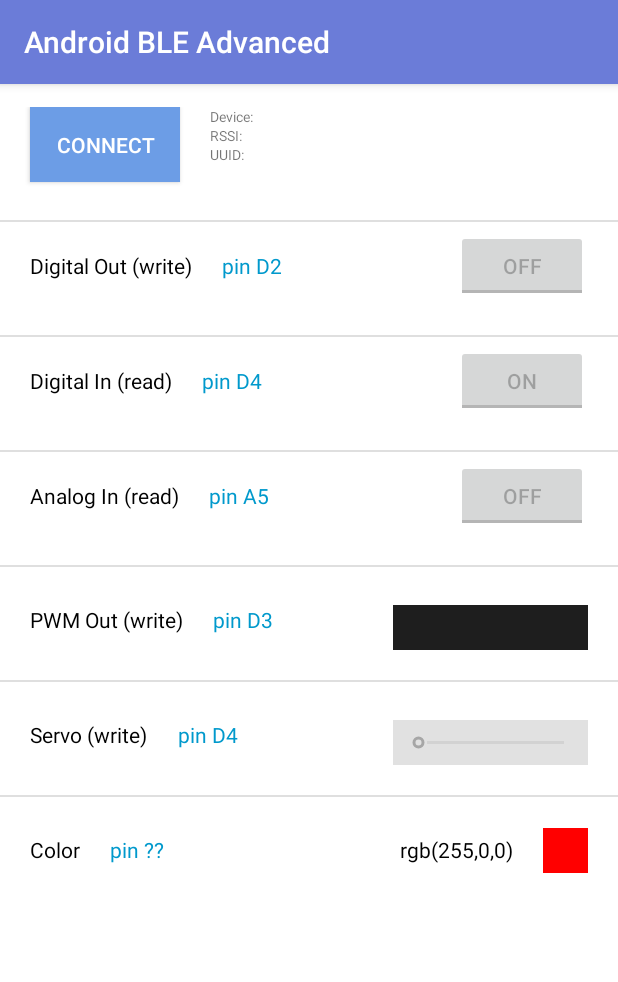
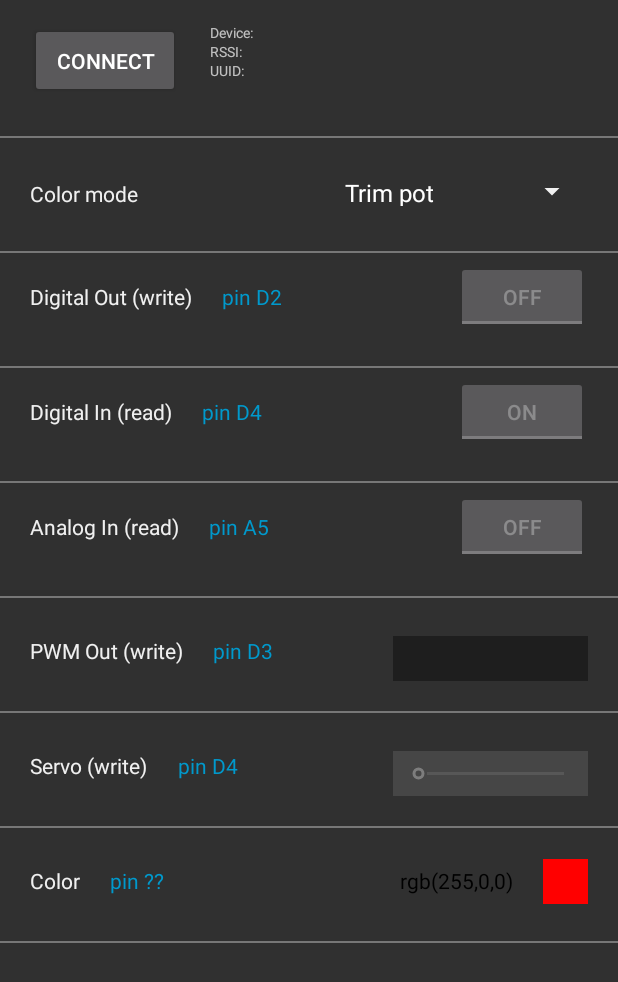
Before and after one commit to timsawyer/ubicomp, an Android app: the MainActivity screen opened directly, with no data from a screen before it, on a phone screen of 412 x 824 dp. Shown: the top 982 px of the screen. Run offline under Robolectric (Android 15) with nearby library versions, the phone set to English and light mode, and no system bars; libraries missing offline, so code that uses them is left out: com.skydoves.colorpickerpreference; 11 statements that could not run were skipped.

Commit message:
color mode setup

```diff
--- a/InteractiveNightLight/AndroidBLEAdvanced/app/src/main/AndroidManifest.xml
+++ b/InteractiveNightLight/AndroidBLEAdvanced/app/src/main/AndroidManifest.xml
@@ -18,7 +18,7 @@
         android:label="Android BLE Advanced"
         android:roundIcon="@mipmap/ic_launcher_round"
         android:supportsRtl="true"
-        android:theme="@style/AppTheme">
+        android:theme="@style/Theme.AppCompat.NoActionBar">
         <activity android:name="com.example.lianghe.android_ble_advanced.MainActivity">
             <intent-filter>
                 <action android:name="android.intent.action.MAIN" />
--- a/InteractiveNightLight/AndroidBLEAdvanced/app/src/main/java/com/example/lianghe/android_ble_advanced/MainActivity.java
+++ b/InteractiveNightLight/AndroidBLEAdvanced/app/src/main/java/com/example/lianghe/android_ble_advanced/MainActivity.java
@@ -29,10 +29,13 @@ import android.os.Bundle;
 import android.util.Log;
 import android.view.Gravity;
 import android.view.View;
+import android.widget.AdapterView;
+import android.widget.ArrayAdapter;
 import android.widget.Button;
 import android.widget.CompoundButton;
 import android.widget.LinearLayout;
 import android.widget.SeekBar;
+import android.widget.Spinner;
 import android.widget.TextView;
 import android.widget.Toast;
 import android.widget.ToggleButton;
@@ -50,6 +53,16 @@ import java.util.Locale;
 import java.util.Timer;
 import java.util.TimerTask;
 
+
+/**
+ * TODOs:
+ * 1. Handle switching different color modes
+ * 2. Hook up accelerometer, map axi to rgb and send bluetooth messages
+ * 3. Synchronize color wheel with whatever color is selected by trim pot or by accelerometer
+ * 4. adjust UI to get rid of unused buttons. Rename brightness button
+ * 5. Add other rgb led's
+ * 6. build enclosure
+ */
 public class MainActivity extends AppCompatActivity {
 
     private AlertDialog alertDialog;
@@ -479,9 +492,35 @@ public class MainActivity extends AppCompatActivity {
                 RBLService.class);
         bindService(gattServiceIntent, mServiceConnection, BIND_AUTO_CREATE);
 
+        /**
+         * Color mode spinner setup
+         */
+        Spinner spinner = (Spinner) findViewById(R.id.colorModeSpinner);
+
+        ArrayAdapter<CharSequence> adapter = ArrayAdapter.createFromResource(this,
+                R.array.color_modes, android.R.layout.simple_spinner_item);
+
+        adapter.setDropDownViewResource(android.R.layout.simple_spinner_dropdown_item);
+        spinner.setAdapter(adapter);
+
+        spinner.setOnItemSelectedListener(new AdapterView.OnItemSelectedListener() {
+            @Override
+            public void onItemSelected(AdapterView<?> parent, View view,
+                                       int pos, long id) {
+                Object selectedMode = parent.getItemAtPosition(pos);
+                System.out.println(selectedMode.toString());
+            }
+
+            @Override
+            public void onNothingSelected(AdapterView<?> parent) {
+                // Another interface callback
+            }
+        });
 
 
-        // colorpicker dialog setup
+        /**
+         * Color wheel setup
+         */
         ColorPickerDialog.Builder builder = new ColorPickerDialog.Builder(this, AlertDialog.THEME_DEVICE_DEFAULT_DARK);
         builder.setTitle("ColorPicker Dialog");
         builder.setPreferenceName("MyColorPickerDialog");
--- a/InteractiveNightLight/AndroidBLEAdvanced/app/src/main/res/layout/activity_main.xml
+++ b/InteractiveNightLight/AndroidBLEAdvanced/app/src/main/res/layout/activity_main.xml
@@ -4,7 +4,6 @@
     xmlns:tools="http://schemas.android.com/tools"
     android:layout_width="fill_parent"
     android:layout_height="fill_parent"
-    android:background="#FFF"
     android:orientation="vertical"
     tools:context="com.example.lianghe.android_ble_advanced.MainActivity">
 
@@ -27,7 +26,6 @@
                 android:layout_centerHorizontal="true"
                 android:layout_marginLeft="20dp"
                 android:width="100dp"
-                android:background="#6c9de6"
                 android:text="CONNECT"
                 android:textColor="#fff" />
 
@@ -50,16 +48,16 @@
                     <TextView
                         android:layout_width="wrap_content"
                         android:layout_height="wrap_content"
-                        android:textSize="9dp"
-                        android:text="Device:" />
+                        android:text="Device:"
+                        android:textSize="9dp" />
 
                     <TextView
                         android:id="@+id/deviceName"
                         android:layout_width="match_parent"
                         android:layout_height="wrap_content"
                         android:layout_marginLeft="5dp"
-                        android:textSize="9dp"
-                        android:text="" />
+                        android:text=""
+                        android:textSize="9dp" />
                 </LinearLayout>
 
                 <LinearLayout
@@ -73,16 +71,16 @@
                     <TextView
                         android:layout_width="wrap_content"
                         android:layout_height="wrap_content"
-                        android:textSize="9dp"
-                        android:text="RSSI:" />
+                        android:text="RSSI:"
+                        android:textSize="9dp" />
 
                     <TextView
                         android:id="@+id/rssiValue"
                         android:layout_width="match_parent"
                         android:layout_height="wrap_content"
                         android:layout_marginLeft="5dp"
-                        android:textSize="9dp"
-                        android:text="" />
+                        android:text=""
+                        android:textSize="9dp" />
                 </LinearLayout>
 
                 <LinearLayout
@@ -96,16 +94,16 @@
                     <TextView
                         android:layout_width="wrap_content"
                         android:layout_height="wrap_content"
-                        android:textSize="9dp"
-                        android:text="UUID:" />
+                        android:text="UUID:"
+                        android:textSize="9dp" />
 
                     <TextView
                         android:id="@+id/uuidValue"
                         android:layout_width="match_parent"
                         android:layout_height="wrap_content"
                         android:layout_marginLeft="5dp"
-                        android:textSize="9dp"
-                        android:text="" />
+                        android:text=""
+                        android:textSize="9dp" />
                 </LinearLayout>
 
             </LinearLayout>
@@ -117,11 +115,52 @@
         android:layout_height="1dp"
         android:layout_marginBottom="5dp"
         android:layout_marginTop="10dp"
-        android:background="#dfdfdf" />
+        android:background="#777777" />
 
     <LinearLayout
         android:layout_width="match_parent"
         android:layout_height="60dp"
+        android:gravity="center_vertical"
+        android:orientation="horizontal"
+        android:padding="20dp">
+
+        <LinearLayout
+            android:layout_width="match_parent"
+            android:layout_height="match_parent"
+            android:orientation="horizontal">
+
+            <TextView
+                android:id="@+id/colorMode"
+                android:layout_width="wrap_content"
+                android:layout_height="wrap_content"
+                android:layout_weight="1"
+                android:text="Color mode"
+                android:textColor="#F0F0F0" />
+
+
+            <Spinner
+                android:id="@+id/colorModeSpinner"
+                android:layout_width="wrap_content"
+                android:layout_height="wrap_content"
+                android:backgroundTint="#f0f0f0"
+                 />
+
+        </LinearLayout>
+
+
+    </LinearLayout>
+
+    <TextView
+        android:layout_width="match_parent"
+        android:layout_height="1dp"
+        android:layout_marginBottom="5dp"
+        android:layout_marginTop="10dp"
+        android:background="#777777" />
+
+    <LinearLayout
+        android:layout_width="match_parent"
+        android:layout_height="60dp"
+        android:gravity="center_vertical"
         android:orientation="horizontal"
         android:padding="0dp">
 
@@ -137,7 +176,7 @@
                 android:layout_marginLeft="20dp"
                 android:layout_marginRight="20dp"
                 android:text="Digital Out (write)"
-                android:textColor="#000000" />
+                android:textColor="#F0F0F0" />
 
             <TextView
                 android:layout_width="wrap_content"
@@ -168,7 +207,8 @@
         android:layout_height="1dp"
         android:layout_marginBottom="5dp"
         android:layout_marginTop="10dp"
-        android:background="#dfdfdf" />
+        android:background="#777777"
+        android:gravity="center_vertical" />
 
     <LinearLayout
         android:layout_width="match_parent"
@@ -188,7 +228,7 @@
                 android:layout_marginLeft="20dp"
                 android:layout_marginRight="20dp"
                 android:text="Digital In (read)"
-                android:textColor="#000000" />
+                android:textColor="#F0F0F0" />
 
             <TextView
                 android:layout_width="wrap_content"
@@ -220,7 +260,7 @@
         android:layout_height="1dp"
         android:layout_marginBottom="5dp"
         android:layout_marginTop="10dp"
-        android:background="#dfdfdf" />
+        android:background="#777777" />
 
     <LinearLayout
         android:layout_width="match_parent"
@@ -240,7 +280,7 @@
                 android:layout_marginLeft="20dp"
                 android:layout_marginRight="20dp"
                 android:text="Analog In (read)"
-                android:textColor="#000000" />
+                android:textColor="#F0F0F0" />
 
             <TextView
                 android:layout_width="wrap_content"
@@ -280,7 +320,7 @@
         android:layout_height="1dp"
         android:layout_marginBottom="5dp"
         android:layout_marginTop="10dp"
-        android:background="#dfdfdf" />
+        android:background="#777777" />
 
     <LinearLayout
         android:layout_width="match_parent"
@@ -301,7 +341,7 @@
                 android:layout_marginRight="20dp"
                 android:layout_marginTop="20dp"
                 android:text="PWM Out (write)"
-                android:textColor="#000000" />
+                android:textColor="#F0F0F0" />
 
             <TextView
                 android:layout_width="wrap_content"
@@ -333,7 +373,7 @@
         android:layout_height="1dp"
         android:layout_marginBottom="5dp"
         android:layout_marginTop="10dp"
-        android:background="#dfdfdf" />
+        android:background="#777777" />
 
     <LinearLayout
         android:layout_width="match_parent"
@@ -354,7 +394,7 @@
                 android:layout_marginRight="20dp"
                 android:layout_marginTop="20dp"
                 android:text="Servo (write)"
-                android:textColor="#000000" />
+                android:textColor="#F0F0F0" />
 
             <TextView
                 android:layout_width="wrap_content"
@@ -387,7 +427,7 @@
         android:layout_height="1dp"
         android:layout_marginBottom="5dp"
         android:layout_marginTop="10dp"
-        android:background="#dfdfdf" />
+        android:background="#777777" />
 
     <LinearLayout
         android:layout_width="match_parent"
@@ -408,7 +448,7 @@
                 android:layout_marginRight="20dp"
                 android:layout_marginTop="20dp"
                 android:text="Color"
-                android:textColor="#000000" />
+                android:textColor="#F0F0F0" />
 
             <TextView
                 android:layout_width="wrap_content"
@@ -431,13 +471,13 @@
                 android:textColor="#000000" />
 
             <LinearLayout
-                android:onClick="showDialog"
                 android:id="@+id/colorRect"
                 android:layout_width="30dp"
                 android:layout_height="30dp"
                 android:layout_marginRight="20dp"
                 android:layout_marginTop="15dp"
                 android:background="#ff0000"
+                android:onClick="showDialog"
                 android:orientation="horizontal"
                 android:padding="0dp">
 
@@ -447,4 +487,11 @@
         </LinearLayout>
     </LinearLayout>
 
+    <TextView
+        android:layout_width="match_parent"
+        android:layout_height="1dp"
+        android:layout_marginBottom="5dp"
+        android:layout_marginTop="10dp"
+        android:background="#777777" />
+
 </LinearLayout>
--- /dev/null
+++ b/InteractiveNightLight/AndroidBLEAdvanced/app/src/main/res/values/color_modes.xml
@@ -0,0 +1,8 @@
+<?xml version="1.0" encoding="utf-8"?>
+<resources>
+    <string-array name="color_modes">
+        <item>Trim pot</item>
+        <item>Color wheel</item>
+        <item>Accelerometer</item>
+    </string-array>
+</resources>
```
